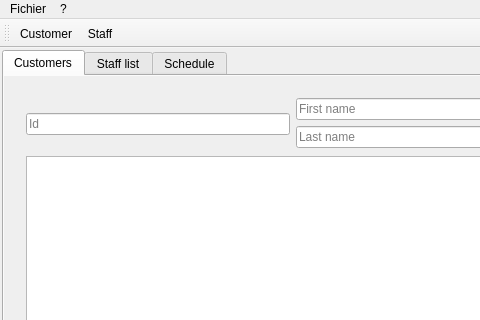
Qt form Projet/MainWindow.ui (RakSrinaNa/DI4---QT) before a commit; both pictures show x 0 to 480 and y 0 to 320 of the 686 by 544 pixel window.
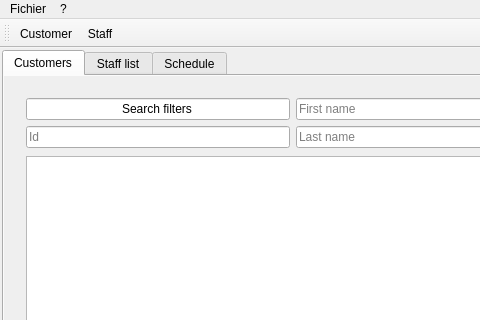
The same form after that commit. Icons and pictures are not drawn.

What changed in the file:
```diff
--- a/Projet/MainWindow.ui
+++ b/Projet/MainWindow.ui
@@ -16,7 +16,16 @@
   <property name="windowTitle">
    <string>SoMuchWoWApp</string>
   </property>
+  <property name="styleSheet">
+   <string notr="true"/>
+  </property>
   <widget class="QWidget" name="centralWidget">
+   <property name="autoFillBackground">
+    <bool>false</bool>
+   </property>
+   <property name="styleSheet">
+    <string notr="true"/>
+   </property>
    <layout class="QVBoxLayout" name="verticalLayout">
     <property name="spacing">
      <number>0</number>
@@ -106,11 +115,37 @@
            <item>
             <layout class="QHBoxLayout" name="horizontalLayout">
              <item>
-              <widget class="QLineEdit" name="idLineEdit">
-               <property name="placeholderText">
-                <string>Id</string>
-               </property>
-              </widget>
+              <layout class="QVBoxLayout" name="verticalLayout_6">
+               <item>
+                <widget class="QLineEdit" name="lineEdit">
+                 <property name="text">
+                  <string>Search filters</string>
+                 </property>
+                 <property name="maxLength">
+                  <number>14</number>
+                 </property>
+                 <property name="alignment">
+                  <set>Qt::AlignCenter</set>
+                 </property>
+                 <property name="readOnly">
+                  <bool>true</bool>
+                 </property>
+                 <property name="clearButtonEnabled">
+                  <bool>false</bool>
+                 </property>
+                </widget>
+               </item>
+               <item>
+                <widget class="QLineEdit" name="idLineEdit">
+                 <property name="placeholderText">
+                  <string>Id</string>
+                 </property>
+                 <property name="clearButtonEnabled">
+                  <bool>true</bool>
+                 </property>
+                </widget>
+               </item>
+              </layout>
              </item>
              <item>
               <layout class="QVBoxLayout" name="verticalLayout_7">
```
Left out of the diff: 6 changed lines with no effect on the pictures.
